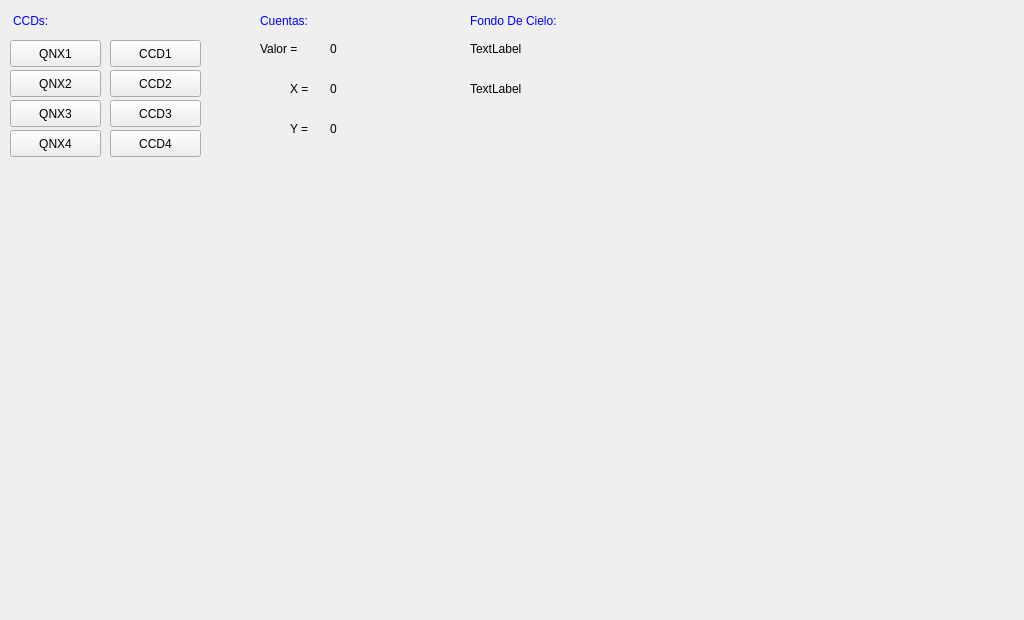
Above: gui/visualizador.ui from joselp/observe-qt before the change. Below: the same form after it.
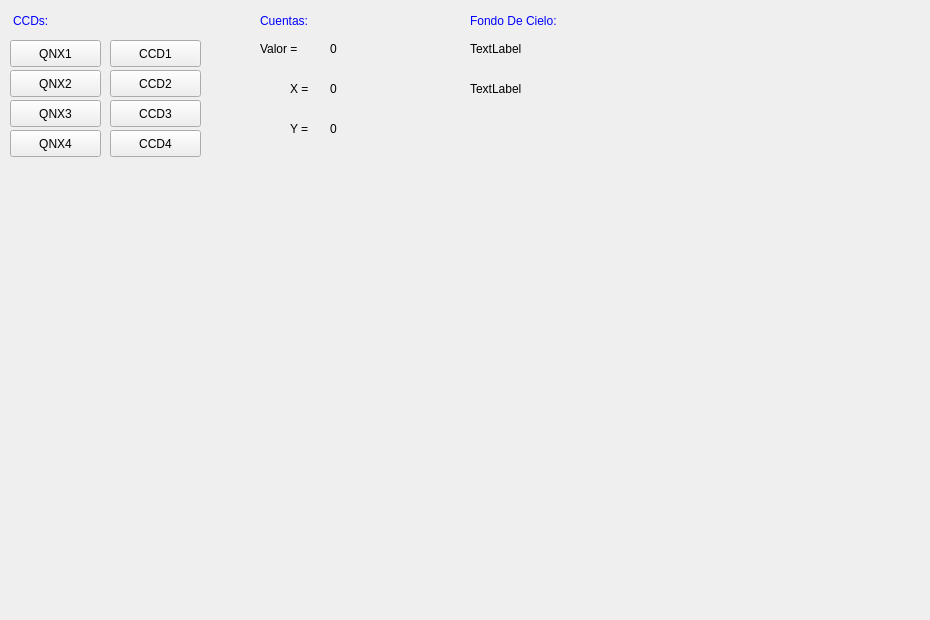
That is the form after the change.

```diff
--- a/gui/visualizador.ui
+++ b/gui/visualizador.ui
@@ -6,19 +6,19 @@
    <rect>
     <x>0</x>
     <y>0</y>
-    <width>1024</width>
+    <width>930</width>
     <height>620</height>
    </rect>
   </property>
   <property name="minimumSize">
    <size>
-    <width>1024</width>
+    <width>930</width>
     <height>620</height>
    </size>
   </property>
   <property name="maximumSize">
    <size>
-    <width>1024</width>
+    <width>930</width>
     <height>620</height>
    </size>
   </property>
@@ -286,7 +286,7 @@
     <rect>
      <x>10</x>
      <y>160</y>
-     <width>1011</width>
+     <width>911</width>
      <height>451</height>
     </rect>
    </property>
```
